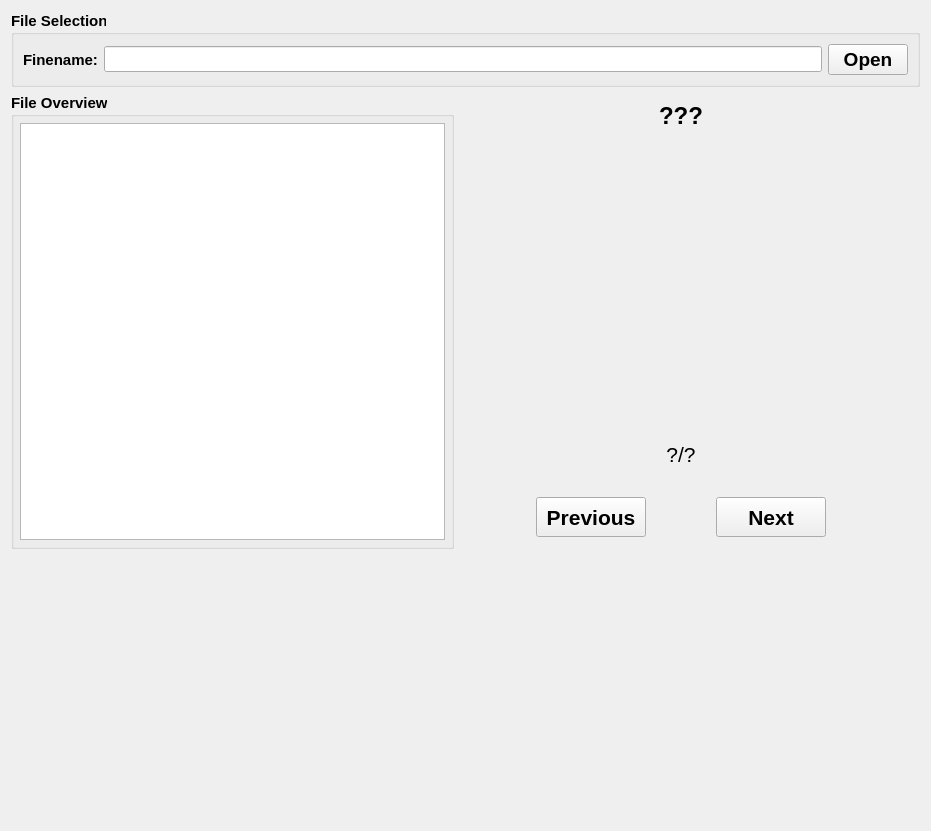
The window that deltabench/gui/ui/assemblywidget.ui (lnls-ima/delta-assembly-bench) describes before a commit, drawn with Qt 5.
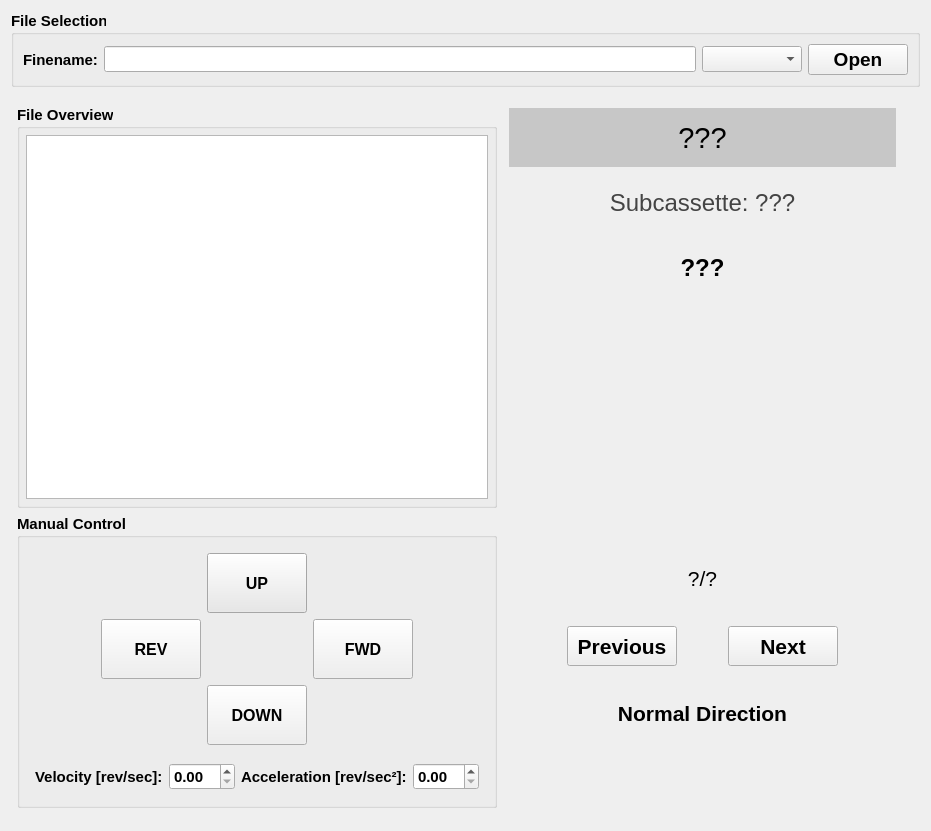
The same window after the commit. Icons and pictures are not drawn.

```diff
--- a/deltabench/gui/ui/assemblywidget.ui
+++ b/deltabench/gui/ui/assemblywidget.ui
@@ -25,20 +25,7 @@
    <string>Assembly</string>
   </property>
   <layout class="QGridLayout" name="gridLayout_3">
-   <item row="6" column="0" colspan="5">
-    <spacer name="verticalSpacer_2">
-     <property name="orientation">
-      <enum>Qt::Vertical</enum>
-     </property>
-     <property name="sizeHint" stdset="0">
-      <size>
-       <width>454</width>
-       <height>284</height>
-      </size>
-     </property>
-    </spacer>
-   </item>
-   <item row="0" column="0" colspan="5">
+   <item row="0" column="0" colspan="3">
     <widget class="QGroupBox" name="groupBox_2">
      <property name="font">
       <font>
@@ -64,8 +51,24 @@
         </property>
        </widget>
       </item>
+      <item>
+       <widget class="QComboBox" name="cmb_sheet_name">
+        <property name="minimumSize">
+         <size>
+          <width>100</width>
+          <height>0</height>
+         </size>
+        </property>
+       </widget>
+      </item>
       <item>
        <widget class="QPushButton" name="pbt_open_file">
+        <property name="minimumSize">
+         <size>
+          <width>100</width>
+          <height>0</height>
+         </size>
+        </property>
         <property name="font">
          <font>
           <pointsize>14</pointsize>
@@ -91,7 +94,309 @@
      </layout>
     </widget>
    </item>
-   <item row="1" column="1">
+   <item row="1" column="0">
+    <layout class="QHBoxLayout" name="horizontalLayout_3">
+     <property name="leftMargin">
+      <number>6</number>
+     </property>
+     <property name="topMargin">
+      <number>6</number>
+     </property>
+     <property name="rightMargin">
+      <number>6</number>
+     </property>
+     <property name="bottomMargin">
+      <number>6</number>
+     </property>
+     <item>
+      <layout class="QVBoxLayout" name="verticalLayout_3">
+       <property name="topMargin">
+        <number>6</number>
+       </property>
+       <property name="bottomMargin">
+        <number>6</number>
+       </property>
+       <item>
+        <widget class="QGroupBox" name="groupBox">
+         <property name="sizePolicy">
+          <sizepolicy hsizetype="Preferred" vsizetype="Preferred">
+           <horstretch>0</horstretch>
+           <verstretch>0</verstretch>
+          </sizepolicy>
+         </property>
+         <property name="maximumSize">
+          <size>
+           <width>16777215</width>
+           <height>16777215</height>
+          </size>
+         </property>
+         <property name="font">
+          <font>
+           <weight>75</weight>
+           <bold>true</bold>
+          </font>
+         </property>
+         <property name="title">
+          <string>File Overview</string>
+         </property>
+         <layout class="QGridLayout" name="gridLayout">
+          <property name="leftMargin">
+           <number>6</number>
+          </property>
+          <property name="topMargin">
+           <number>6</number>
+          </property>
+          <property name="rightMargin">
+           <number>6</number>
+          </property>
+          <property name="bottomMargin">
+           <number>6</number>
+          </property>
+          <item row="2" column="0">
+           <widget class="QTextEdit" name="te_file_data">
+            <property name="readOnly">
+             <bool>true</bool>
+            </property>
+           </widget>
+          </item>
+         </layout>
+        </widget>
+       </item>
+       <item>
+        <widget class="QGroupBox" name="groupBox_3">
+         <property name="font">
+          <font>
+           <weight>75</weight>
+           <bold>true</bold>
+          </font>
+         </property>
+         <property name="title">
+          <string>Manual Control</string>
+         </property>
+         <layout class="QGridLayout" name="gridLayout_5">
+          <item row="1" column="0" colspan="3">
+           <layout class="QGridLayout" name="gridLayout_6">
+            <property name="leftMargin">
+             <number>6</number>
+            </property>
+            <property name="topMargin">
+             <number>6</number>
+            </property>
+            <property name="rightMargin">
+             <number>6</number>
+            </property>
+            <property name="bottomMargin">
+             <number>6</number>
+            </property>
+            <item row="0" column="3">
+             <widget class="QDoubleSpinBox" name="sbd_vertical_acceleration"/>
+            </item>
+            <item row="0" column="0">
+             <widget class="QLabel" name="label">
+              <property name="text">
+               <string>Velocity [rev/sec]:</string>
+              </property>
+             </widget>
+            </item>
+            <item row="0" column="1">
+             <widget class="QDoubleSpinBox" name="sbd_vertical_velocity"/>
+            </item>
+            <item row="0" column="2">
+             <widget class="QLabel" name="label_2">
+              <property name="text">
+               <string>Acceleration [rev/sec²]:</string>
+              </property>
+             </widget>
+            </item>
+           </layout>
+          </item>
+          <item row="0" column="1">
+           <layout class="QGridLayout" name="gridLayout_2">
+            <property name="leftMargin">
+             <number>6</number>
+            </property>
+            <property name="topMargin">
+             <number>6</number>
+            </property>
+            <property name="rightMargin">
+             <number>6</number>
+            </property>
+            <property name="bottomMargin">
+             <number>6</number>
+            </property>
+            <item row="0" column="1">
+             <widget class="QPushButton" name="pbt_up">
+              <property name="sizePolicy">
+               <sizepolicy hsizetype="Fixed" vsizetype="Fixed">
+                <horstretch>0</horstretch>
+                <verstretch>0</verstretch>
+               </sizepolicy>
+              </property>
+              <property name="minimumSize">
+               <size>
+                <width>100</width>
+                <height>60</height>
+               </size>
+              </property>
+              <property name="font">
+               <font>
+                <pointsize>12</pointsize>
+               </font>
+              </property>
+              <property name="styleSheet">
+               <string notr="true">background-color: rgb(232, 232, 232);</string>
+              </property>
+              <property name="text">
+               <string>UP</string>
+              </property>
+              <property name="icon">
+               <iconset>
+                <normaloff>../../resources/img/arrow-up-circle-outline.svg</normaloff>../../resources/img/arrow-up-circle-outline.svg</iconset>
+              </property>
+              <property name="iconSize">
+               <size>
+                <width>24</width>
+                <height>24</height>
+               </size>
+              </property>
+             </widget>
+            </item>
+            <item row="1" column="2">
+             <widget class="QPushButton" name="pbt_fwd">
+              <property name="sizePolicy">
+               <sizepolicy hsizetype="Fixed" vsizetype="Fixed">
+                <horstretch>0</horstretch>
+                <verstretch>0</verstretch>
+               </sizepolicy>
+              </property>
+              <property name="minimumSize">
+               <size>
+                <width>100</width>
+                <height>60</height>
+               </size>
+              </property>
+              <property name="font">
+               <font>
+                <pointsize>12</pointsize>
+               </font>
+              </property>
+              <property name="text">
+               <string>FWD</string>
+              </property>
+              <property name="icon">
+               <iconset>
+                <normaloff>../../resources/img/arrow-right-circle-outline.svg</normaloff>../../resources/img/arrow-right-circle-outline.svg</iconset>
+              </property>
+              <property name="iconSize">
+               <size>
+                <width>24</width>
+                <height>24</height>
+               </size>
+              </property>
+             </widget>
+            </item>
+            <item row="1" column="0">
+             <widget class="QPushButton" name="pbt_rev">
+              <property name="sizePolicy">
+               <sizepolicy hsizetype="Fixed" vsizetype="Fixed">
+                <horstretch>0</horstretch>
+                <verstretch>0</verstretch>
+               </sizepolicy>
+              </property>
+              <property name="minimumSize">
+               <size>
+                <width>100</width>
+                <height>60</height>
+               </size>
+              </property>
+              <property name="font">
+               <font>
+                <pointsize>12</pointsize>
+               </font>
+              </property>
+              <property name="text">
+               <string>REV</string>
+              </property>
+              <property name="icon">
+               <iconset>
+                <normaloff>../../resources/img/arrow-left-circle-outline.svg</normaloff>../../resources/img/arrow-left-circle-outline.svg</iconset>
+              </property>
+              <property name="iconSize">
+               <size>
+                <width>24</width>
+                <height>24</height>
+               </size>
+              </property>
+             </widget>
+            </item>
+            <item row="2" column="1">
+             <widget class="QPushButton" name="pbt_down">
+              <property name="sizePolicy">
+               <sizepolicy hsizetype="Fixed" vsizetype="Fixed">
+                <horstretch>0</horstretch>
+                <verstretch>0</verstretch>
+               </sizepolicy>
+              </property>
+              <property name="minimumSize">
+               <size>
+                <width>100</width>
+                <height>60</height>
+               </size>
+              </property>
+              <property name="font">
+               <font>
+                <pointsize>12</pointsize>
+               </font>
+              </property>
+              <property name="text">
+               <string>DOWN</string>
+              </property>
+              <property name="icon">
+               <iconset>
+                <normaloff>../../resources/img/arrow-down-circle-outline.svg</normaloff>../../resources/img/arrow-down-circle-outline.svg</iconset>
+              </property>
+              <property name="iconSize">
+               <size>
+                <width>24</width>
+                <height>24</height>
+               </size>
+              </property>
+             </widget>
+            </item>
+           </layout>
+          </item>
+          <item row="0" column="2">
+           <spacer name="horizontalSpacer_2">
+            <property name="orientation">
+             <enum>Qt::Horizontal</enum>
+            </property>
+            <property name="sizeHint" stdset="0">
+             <size>
+              <width>40</width>
+              <height>20</height>
+             </size>
+            </property>
+           </spacer>
+          </item>
+          <item row="0" column="0">
+           <spacer name="horizontalSpacer">
+            <property name="orientation">
+             <enum>Qt::Horizontal</enum>
+            </property>
+            <property name="sizeHint" stdset="0">
+             <size>
+              <width>40</width>
+              <height>20</height>
+             </size>
+            </property>
+           </spacer>
+          </item>
+         </layout>
+        </widget>
+       </item>
+      </layout>
+     </item>
+     <item>
     <layout class="QVBoxLayout" name="verticalLayout_2">
      <property name="leftMargin">
       <number>6</number>
@@ -105,6 +410,44 @@
      <property name="bottomMargin">
       <number>6</number>
      </property>
+       <item>
+        <widget class="QLabel" name="la_cassette_name">
+         <property name="font">
+          <font>
+           <pointsize>22</pointsize>
+          </font>
+         </property>
+         <property name="styleSheet">
+          <string notr="true">background-color: rgb(199, 199, 199);</string>
+         </property>
+         <property name="text">
+          <string>???</string>
+         </property>
+         <property name="alignment">
+          <set>Qt::AlignCenter</set>
+         </property>
+        </widget>
+       </item>
+       <item>
+        <widget class="QLabel" name="la_subcassette_name">
+         <property name="font">
+          <font>
+           <pointsize>18</pointsize>
+           <weight>50</weight>
+           <bold>false</bold>
+          </font>
+         </property>
+         <property name="styleSheet">
+          <string notr="true">color: rgb(68, 68, 68);</string>
+         </property>
+         <property name="text">
+          <string>Subcassette: ???</string>
+         </property>
+         <property name="alignment">
+          <set>Qt::AlignCenter</set>
+         </property>
+        </widget>
+       </item>
      <item>
       <widget class="QLabel" name="la_block_name">
        <property name="font">
@@ -123,11 +466,19 @@
       </widget>
      </item>
      <item>
+        <layout class="QHBoxLayout" name="horizontalLayout_4">
+         <item>
       <widget class="QLabel" name="la_block_image">
+           <property name="sizePolicy">
+            <sizepolicy hsizetype="Fixed" vsizetype="Fixed">
+             <horstretch>0</horstretch>
+             <verstretch>0</verstretch>
+            </sizepolicy>
+           </property>
        <property name="minimumSize">
         <size>
-         <width>0</width>
-         <height>300</height>
+             <width>240</width>
+             <height>240</height>
         </size>
        </property>
        <property name="maximumSize">
@@ -153,6 +504,8 @@
        </property>
       </widget>
      </item>
+        </layout>
+       </item>
      <item>
       <widget class="QLabel" name="la_block_count">
        <property name="font">
@@ -170,9 +523,7 @@
        </property>
       </widget>
      </item>
-    </layout>
-   </item>
-   <item row="3" column="1">
+       <item>
     <layout class="QHBoxLayout" name="horizontalLayout">
      <property name="leftMargin">
       <number>6</number>
@@ -283,51 +634,57 @@
      </item>
     </layout>
    </item>
-   <item row="1" column="0" rowspan="3">
-    <widget class="QGroupBox" name="groupBox">
+       <item>
+        <widget class="QLabel" name="la_flip_block_msg">
      <property name="sizePolicy">
       <sizepolicy hsizetype="Preferred" vsizetype="Preferred">
        <horstretch>0</horstretch>
        <verstretch>0</verstretch>
       </sizepolicy>
      </property>
+         <property name="minimumSize">
+          <size>
+           <width>0</width>
+           <height>0</height>
+          </size>
+         </property>
      <property name="maximumSize">
       <size>
-       <width>450</width>
+           <width>16777215</width>
        <height>16777215</height>
       </size>
      </property>
      <property name="font">
       <font>
+           <pointsize>16</pointsize>
        <weight>75</weight>
        <bold>true</bold>
       </font>
      </property>
-     <property name="title">
-      <string>File Overview</string>
-     </property>
-     <layout class="QGridLayout" name="gridLayout">
-      <property name="leftMargin">
-       <number>6</number>
-      </property>
-      <property name="topMargin">
-       <number>6</number>
-      </property>
-      <property name="rightMargin">
-       <number>6</number>
-      </property>
-      <property name="bottomMargin">
-       <number>6</number>
-      </property>
-      <item row="3" column="0">
-       <widget class="QTextEdit" name="te_file_data">
-        <property name="readOnly">
-         <bool>true</bool>
-        </property>
+         <property name="text">
+          <string>Normal Direction</string>
+         </property>
+         <property name="alignment">
+          <set>Qt::AlignCenter</set>
+         </property>
+        </widget>
+       </item>
+       <item>
+        <widget class="QLabel" name="la_flip_block_img">
+         <property name="text">
+          <string/>
+         </property>
+         <property name="pixmap">
+          <pixmap>../../resources/img/green_light.png</pixmap>
+         </property>
+         <property name="alignment">
+          <set>Qt::AlignCenter</set>
+         </property>
        </widget>
       </item>
      </layout>
-    </widget>
+     </item>
+    </layout>
    </item>
   </layout>
  </widget>
```
Left out of the diff: 62 changed lines with no effect on the pictures. Lines whose indentation alone changed are shown as unchanged.
